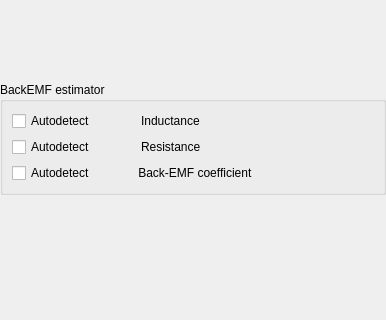
Before: the Qt Designer form src/pagesteppermotorwgt.ui in EPC-MSU/XILab, drawn with Qt 5; both pictures show x 0 to 386 and y 666 to 986 of the 386 by 986 pixel window.
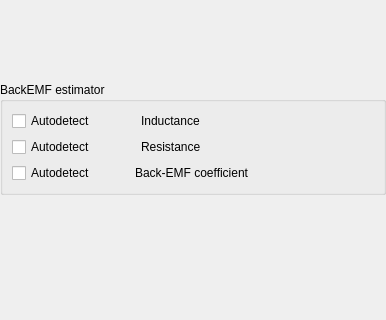
After: the same form once the commit is applied. Custom widgets are drawn as their Qt base class.

Commit message: Bug #51452 Disabling the EMF Autodetect setting.

Diff of the .ui file:
```diff
--- a/src/pagesteppermotorwgt.ui
+++ b/src/pagesteppermotorwgt.ui
@@ -546,14 +546,14 @@
          <property name="bottomMargin">
           <number>0</number>
          </property>
-         <item row="0" column="0">
+         <item row="1" column="0">
           <widget class="QCheckBox" name="KmChk">
            <property name="text">
-            <string>Autodetect               Back-EMF coefficient</string>
+            <string>Autodetect</string>
            </property>
           </widget>
          </item>
-         <item row="0" column="1">
+         <item row="1" column="2">
           <widget class="FloatSpinBox" name="cptBox_Km" native="true">
            <property name="enabled">
             <bool>true</bool>
@@ -563,6 +563,13 @@
            </property>
           </widget>
          </item>
+         <item row="1" column="1">
+          <widget class="QLabel" name="label_4">
+           <property name="text">
+            <string>Back-EMF coefficient</string>
+           </property>
+          </widget>
+         </item>
         </layout>
        </widget>
       </item>
```
Left out of the diff: 6 changed lines with no effect on the pictures. The commit also changes 1 other file.
